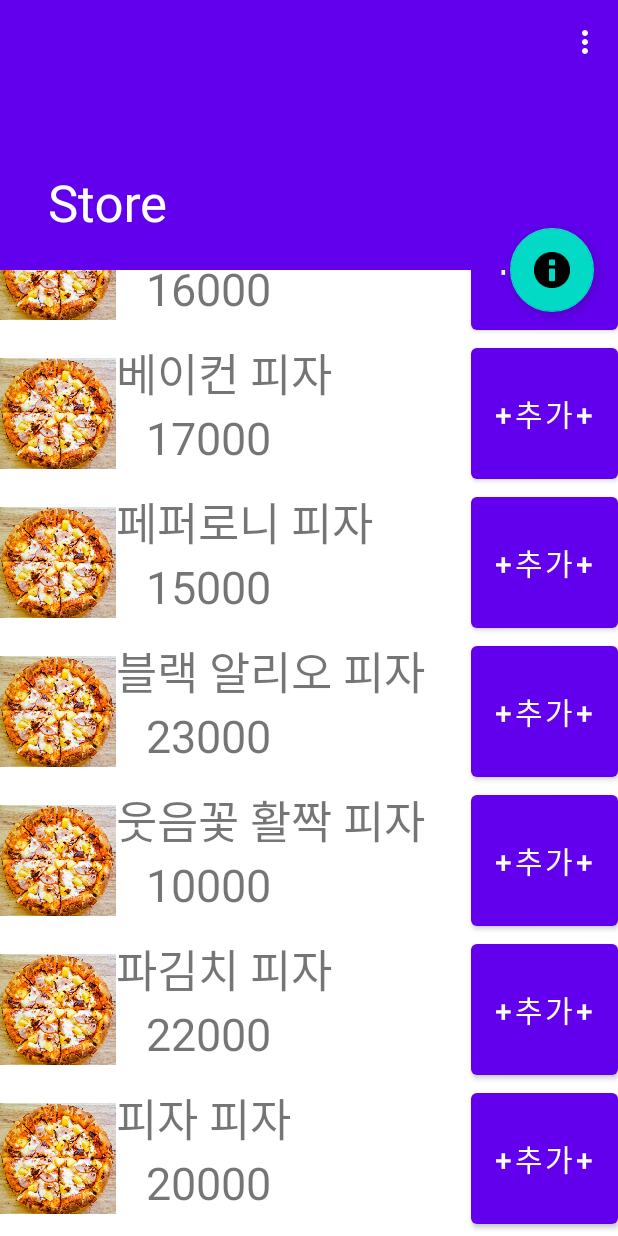
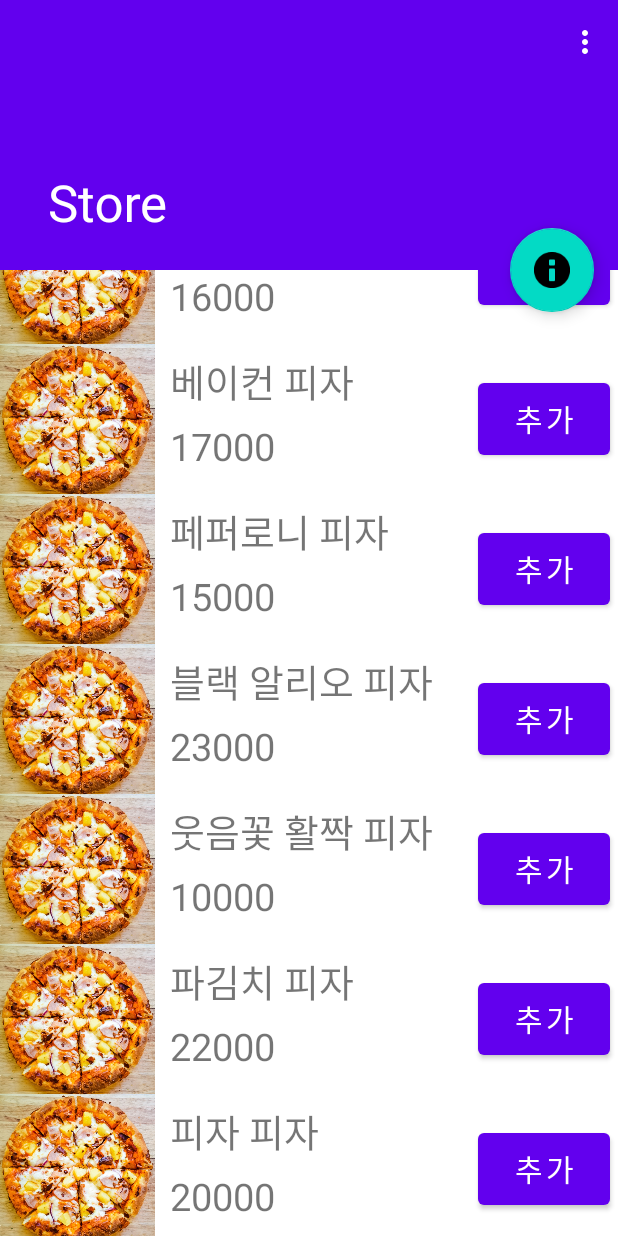
Before and after one commit to tjwjdgus12/good-pizza-great-pizza, an Android app: the screen it shows after launch (ScrollingActivity), scrolled down 450 dp, on a phone screen of 412 x 824 dp. Run offline under Robolectric (Android 15) with nearby library versions, the phone set to English and light mode, and no system bars.

Commit message:
message modified. recyler to recycler modifed

```diff
--- a/SubGroup1_Store/Store/app/src/main/java/com/example/store/MenuRecylerViewAdapter.java
+++ b/SubGroup1_Store/Store/app/src/main/java/com/example/store/MenuRecyclerViewAdapter.java
@@ -3,6 +3,8 @@ package com.example.store;
 import android.view.LayoutInflater;
 import android.view.View;
 import android.view.ViewGroup;
+import android.widget.Button;
+import android.widget.ImageView;
 import android.widget.TextView;
 import android.widget.Toast;
 
@@ -11,25 +13,27 @@ import androidx.recyclerview.widget.RecyclerView;
 
 import java.util.ArrayList;
 
-public class MenuRecylerViewAdapter extends RecyclerView.Adapter<MenuRecylerViewAdapter.ItemViewHolder> {
+public class MenuRecyclerViewAdapter extends RecyclerView.Adapter<MenuRecyclerViewAdapter.ItemViewHolder> {
 
     private ArrayList<PMenu> menuList;
     private int position;
 
-    public MenuRecylerViewAdapter(ArrayList<PMenu> list) {
+    public MenuRecyclerViewAdapter(ArrayList<PMenu> list) {
         this.menuList = list;
     }
 
     public class ItemViewHolder extends RecyclerView.ViewHolder {
         protected TextView name;
         protected TextView price;
-        //protected ImageView image;
+        protected Button button;
+        protected ImageView image;
 
         public ItemViewHolder(@NonNull final View itemView) {
             super(itemView);
             this.name = itemView.findViewById(R.id.name_view);
             this.price = itemView.findViewById(R.id.price_view);
-            //this.image = itemView.findViewById(R.id.image);
+            this.button = itemView.findViewById(R.id.add_button);
+            this.image = itemView.findViewById(R.id.image_view);
         }
 
         public void onBind(PMenu menu) {
@@ -50,13 +54,21 @@ public class MenuRecylerViewAdapter extends RecyclerView.Adapter<MenuRecylerView
     public void onBindViewHolder(@NonNull ItemViewHolder viewholder, final int position){
         viewholder.onBind(menuList.get(position));
 
-        //viewholder.button.setOnClickListener
-
-        viewholder.itemView.setOnClickListener(new View.OnClickListener() {
+        viewholder.image.setOnClickListener(new View.OnClickListener() {
             @Override
             public void onClick(View v){
-                Toast.makeText(v.getContext(), position + "번째 메뉴 클릭!", Toast.LENGTH_SHORT).show();
+                Toast.makeText(v.getContext(), menuList.get(position).getName() + "의 상세정보가 등록되지 않았습니다.", Toast.LENGTH_SHORT).show();
             }
+        });
+
+        viewholder.button.setOnClickListener(new View.OnClickListener() {
+            @Override
+            public void onClick(View v){
+                Toast.makeText(v.getContext(), "카트에 " + menuList.get(position).getName() + "가 추가되었습니다.", Toast.LENGTH_SHORT).show();
+            }
+
+            // CartManager.addMenu(menuList.get(position));
+
         });
     }
 
@@ -84,8 +96,4 @@ public class MenuRecylerViewAdapter extends RecyclerView.Adapter<MenuRecylerView
     public void setPosition(int position){
         this.position = position;
     }
-
-    // removeItem
-
-    // delete diaglog
 }
--- a/SubGroup1_Store/Store/app/src/main/java/com/example/store/ScrollingActivity.java
+++ b/SubGroup1_Store/Store/app/src/main/java/com/example/store/ScrollingActivity.java
@@ -1,12 +1,10 @@
 package com.example.store;
 
 import android.content.Intent;
-import android.media.Image;
 import android.os.Bundle;
 
 import com.google.android.material.appbar.CollapsingToolbarLayout;
 import com.google.android.material.floatingactionbutton.FloatingActionButton;
-import com.google.android.material.snackbar.Snackbar;
 
 import androidx.appcompat.app.AppCompatActivity;
 import androidx.appcompat.widget.Toolbar;
@@ -23,7 +21,7 @@ public class ScrollingActivity extends AppCompatActivity {
 
     private ArrayList<PMenu> menuList;
 
-    private MenuRecylerViewAdapter menuAdapter;
+    private MenuRecyclerViewAdapter menuAdapter;
     int dataCount = -1;
 
     @Override
@@ -40,7 +38,7 @@ public class ScrollingActivity extends AppCompatActivity {
         MenuAccessor mAccess = new MenuAccessor(20);
         menuList = mAccess.getMenu();
 
-        menuAdapter = new MenuRecylerViewAdapter(menuList);
+        menuAdapter = new MenuRecyclerViewAdapter(menuList);
         recyclerView.setAdapter(menuAdapter);
 
 
--- a/SubGroup1_Store/Store/app/src/main/res/layout/recyclerview_item.xml
+++ b/SubGroup1_Store/Store/app/src/main/res/layout/recyclerview_item.xml
@@ -5,9 +5,9 @@
     android:layout_height="wrap_content">
 
     <ImageView
-        android:id="@+id/imageView"
-        android:layout_width="252dp"
-        android:layout_height="99dp"
+        android:id="@+id/image_view"
+        android:layout_width="300dp"
+        android:layout_height="100dp"
         android:layout_weight="1"
         app:srcCompat="@drawable/hawaiian_pizza" />
 
@@ -20,26 +20,33 @@
         <TextView
             android:id="@+id/name_view"
             android:layout_width="match_parent"
-            android:layout_height="wrap_content"
+            android:layout_height="45dp"
+            android:layout_marginStart="10dp"
+            android:layout_marginLeft="10dp"
+            android:layout_marginTop="5dp"
             android:text="pizza_name"
-            android:textSize="30sp" />
+            android:textSize="25sp" />
 
         <TextView
             android:id="@+id/price_view"
             android:layout_width="match_parent"
             android:layout_height="wrap_content"
-            android:layout_marginStart="20dp"
-            android:layout_marginLeft="20dp"
+            android:layout_marginStart="10dp"
+            android:layout_marginLeft="10dp"
             android:text="price"
-            android:textSize="30sp" />
+            android:textSize="25sp" />
 
     </LinearLayout>
 
     <Button
-        android:id="@+id/button"
+        android:id="@+id/add_button"
         android:layout_width="wrap_content"
         android:layout_height="match_parent"
-        android:text="+추가+"
+        android:layout_marginTop="20dp"
+        android:layout_marginEnd="5dp"
+        android:layout_marginRight="5dp"
+        android:layout_marginBottom="20dp"
+        android:text="추가"
         android:textSize="20sp" />
 
 </LinearLayout>
```
